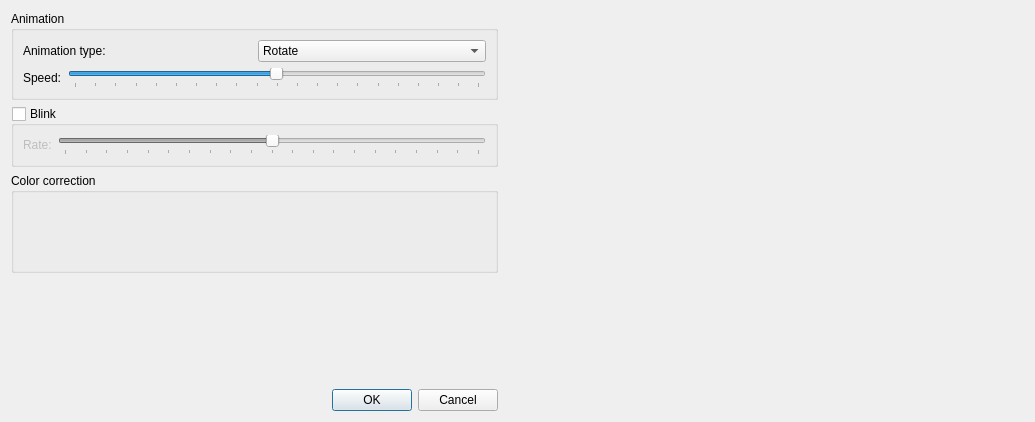
First picture: the form in dialogs/alc-animation-configure-dialog.ui, repository dev-0x7C6/led-frame, before the edit.
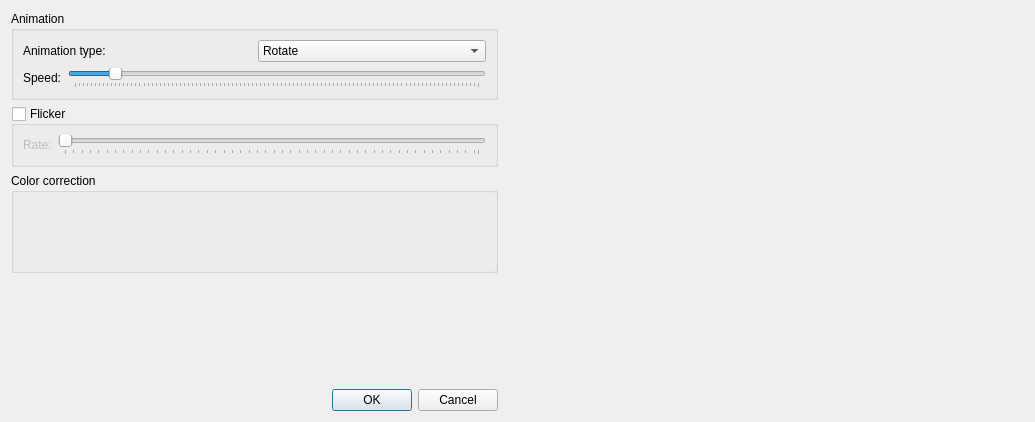
Second picture: the form after the edit. Custom widgets are drawn as their Qt base class.

```diff
--- a/dialogs/alc-animation-configure-dialog.ui
+++ b/dialogs/alc-animation-configure-dialog.ui
@@ -67,7 +67,7 @@
              <number>1</number>
             </property>
             <property name="maximum">
-             <number>1000</number>
+             <number>5000</number>
             </property>
             <property name="value">
              <number>500</number>
@@ -91,7 +91,7 @@
      <item>
       <widget class="QGroupBox" name="groupBox">
        <property name="title">
-        <string>Blink</string>
+        <string>Flicker</string>
        </property>
        <property name="checkable">
         <bool>true</bool>
@@ -108,12 +108,18 @@
          </widget>
         </item>
         <item>
-         <widget class="QSlider" name="blinkSlider">
+         <widget class="QSlider" name="flickerSlider">
+          <property name="enabled">
+           <bool>true</bool>
+          </property>
+          <property name="minimum">
+           <number>1</number>
+          </property>
           <property name="maximum">
            <number>100</number>
           </property>
           <property name="value">
-           <number>50</number>
+           <number>1</number>
           </property>
           <property name="orientation">
            <enum>Qt::Horizontal</enum>
@@ -122,7 +128,7 @@
            <enum>QSlider::TicksBelow</enum>
           </property>
           <property name="tickInterval">
-           <number>5</number>
+           <number>2</number>
           </property>
          </widget>
         </item>
```
Left out of the diff: 3 changed lines with no effect on the pictures.
